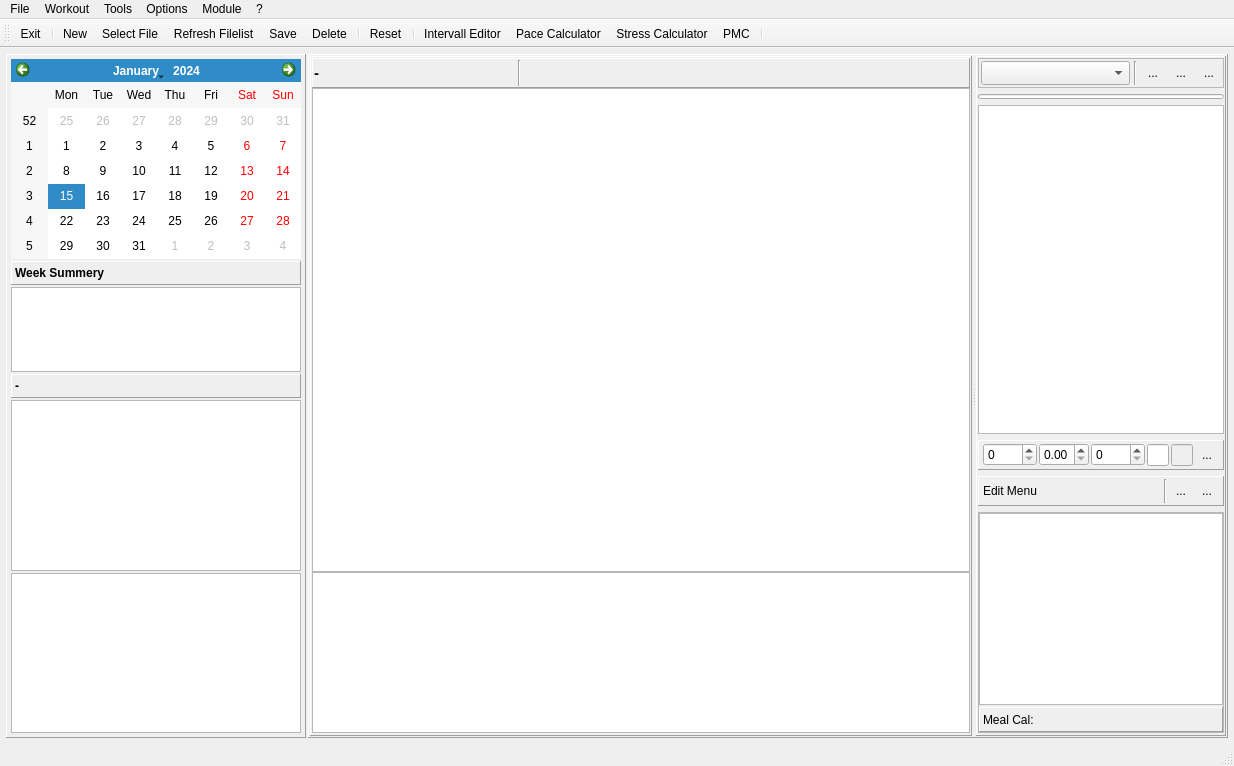
Before: the Qt Designer form mainwindow.ui in Tria-Andy/WorkoutEditor, drawn with Qt 5.
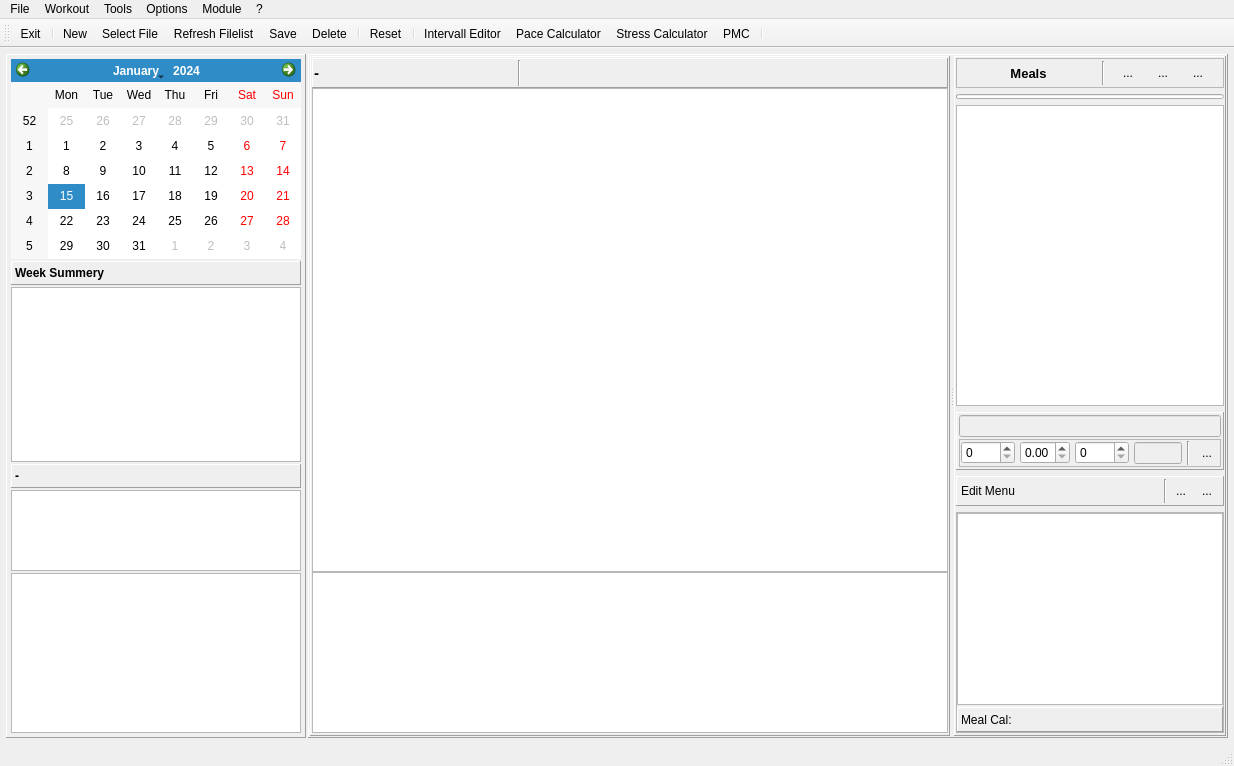
After: the same form once the commit is applied. The open tabs and pages were chosen to show the change. Icons and pictures are not drawn. Custom widgets are drawn as their Qt base class.

Commit message: change meal view to treeView

What changed in the file:
```diff
--- a/mainwindow.ui
+++ b/mainwindow.ui
@@ -1717,7 +1717,7 @@
           </property>
           <property name="minimumSize">
            <size>
-            <width>300</width>
+            <width>0</width>
             <height>0</height>
            </size>
           </property>
@@ -1808,6 +1808,12 @@
                <verstretch>1</verstretch>
               </sizepolicy>
              </property>
+             <property name="minimumSize">
+              <size>
+               <width>0</width>
+               <height>175</height>
+              </size>
+             </property>
              <property name="maximumSize">
               <size>
                <width>16777215</width>
@@ -2087,9 +2093,15 @@
                 <verstretch>0</verstretch>
                </sizepolicy>
               </property>
+              <property name="minimumSize">
+               <size>
+                <width>200</width>
+                <height>0</height>
+               </size>
+              </property>
               <property name="maximumSize">
                <size>
-                <width>250</width>
+                <width>275</width>
                 <height>16777215</height>
                </size>
               </property>
@@ -2140,26 +2152,28 @@
                    <number>2</number>
                   </property>
                   <item>
-                   <widget class="QComboBox" name="comboBox_menu">
+                   <widget class="QToolButton" name="toolButton_mealreset">
                     <property name="minimumSize">
                      <size>
-                      <width>0</width>
-                      <height>24</height>
-                     </size>
-                    </property>
-                    <property name="maximumSize">
-                     <size>
-                      <width>16777215</width>
+                      <width>125</width>
                       <height>24</height>
                      </size>
                     </property>
                     <property name="font">
                      <font>
-                      <pointsize>11</pointsize>
+                      <pointsize>10</pointsize>
+                      <weight>75</weight>
+                      <bold>true</bold>
                      </font>
                     </property>
-                    <property name="maxVisibleItems">
-                     <number>15</number>
+                    <property name="text">
+                     <string>Meals</string>
+                    </property>
+                    <property name="checkable">
+                     <bool>false</bool>
+                    </property>
+                    <property name="autoRaise">
+                     <bool>true</bool>
                     </property>
                    </widget>
                   </item>
@@ -2286,7 +2300,7 @@
                 </widget>
                </item>
                <item>
-                <widget class="QListWidget" name="listWidget_Menu">
+                <widget class="QTreeView" name="treeView_meals">
                  <property name="sizePolicy">
                   <sizepolicy hsizetype="Expanding" vsizetype="Expanding">
                    <horstretch>0</horstretch>
@@ -2295,7 +2309,7 @@
                  </property>
                  <property name="font">
                   <font>
-                   <pointsize>11</pointsize>
+                   <pointsize>10</pointsize>
                   </font>
                  </property>
                  <property name="dragEnabled">
@@ -2314,21 +2328,52 @@
                  <property name="frameShadow">
                   <enum>QFrame::Raised</enum>
                  </property>
+                 <layout class="QVBoxLayout" name="verticalLayout_15">
+                  <property name="spacing">
+                   <number>2</number>
+                  </property>
+                  <property name="leftMargin">
+                   <number>2</number>
+                  </property>
+                  <property name="topMargin">
+                   <number>2</number>
+                  </property>
+                  <property name="rightMargin">
+                   <number>2</number>
+                  </property>
+                  <property name="bottomMargin">
+                   <number>2</number>
+                  </property>
+                  <item>
+                   <widget class="QLineEdit" name="lineEdit_Mealname">
+                    <property name="enabled">
+                     <bool>false</bool>
+                    </property>
+                   </widget>
+                  </item>
+                  <item>
+                   <widget class="QFrame" name="frame_6">
+                    <property name="frameShape">
+                     <enum>QFrame::StyledPanel</enum>
+                    </property>
+                    <property name="frameShadow">
+                     <enum>QFrame::Raised</enum>
+                    </property>
                  <layout class="QHBoxLayout" name="horizontalLayout_12">
                   <property name="spacing">
-                   <number>2</number>
+                      <number>5</number>
                   </property>
                   <property name="leftMargin">
-                   <number>4</number>
+                      <number>1</number>
                   </property>
                   <property name="topMargin">
-                   <number>2</number>
+                      <number>1</number>
                   </property>
                   <property name="rightMargin">
-                   <number>4</number>
+                      <number>1</number>
                   </property>
                   <property name="bottomMargin">
-                   <number>2</number>
+                      <number>1</number>
                   </property>
                   <item>
                    <widget class="QSpinBox" name="spinBox_portion">
@@ -2367,15 +2412,19 @@
                    </widget>
                   </item>
                   <item>
-                   <widget class="QLineEdit" name="lineEdit_calories"/>
-                  </item>
-                  <item>
-                   <widget class="QLineEdit" name="lineEdit_Mealname">
+                      <widget class="QLineEdit" name="lineEdit_calories">
                     <property name="enabled">
                      <bool>false</bool>
                     </property>
                    </widget>
                   </item>
+                     <item>
+                      <widget class="Line" name="line_18">
+                       <property name="orientation">
+                        <enum>Qt::Vertical</enum>
+                       </property>
+                      </widget>
+                     </item>
                   <item>
                    <widget class="QToolButton" name="toolButton_addMeal">
                     <property name="minimumSize">
@@ -2406,6 +2455,9 @@
                     <property name="autoRaise">
                      <bool>true</bool>
                     </property>
+                      </widget>
+                     </item>
+                    </layout>
                    </widget>
                   </item>
                  </layout>
```
Left out of the diff: 6 changed lines with no effect on the pictures. Lines whose indentation alone changed are shown as unchanged. The commit also changes 2 other files.
